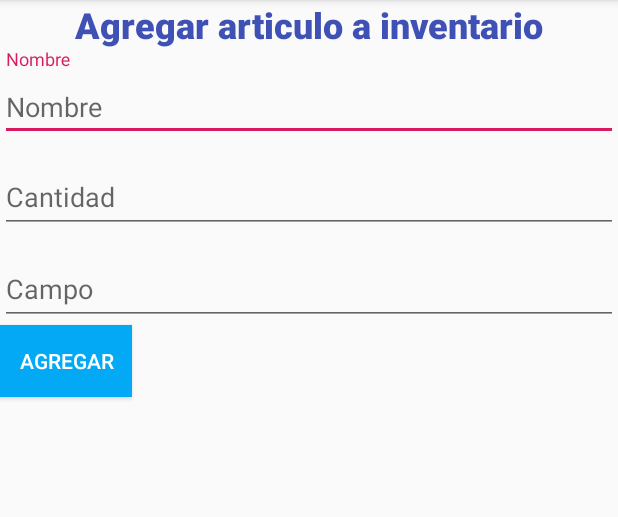
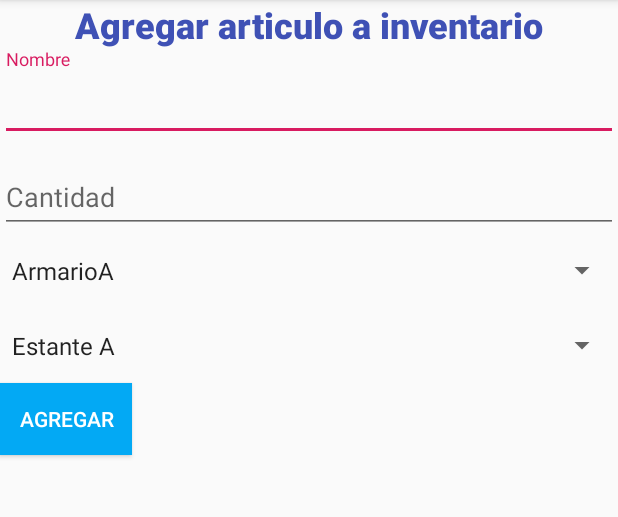
Before and after one commit to carum98/InventarioSkydata, an Android app: the Agregar_Activity screen opened directly, with no data from a screen before it, on a phone screen of 412 x 824 dp, the part 84-601 px from its top. Run offline under Robolectric (Android 15) with nearby library versions, the phone set to English and light mode, and no system bars; our stand-ins replace Firebase (no records; nobody signed in at launch, a user with empty details on screens opened directly).

Commit message:
Se cambia estructura de base de datos y activity de listado de inventario

```diff
--- a/app/src/main/java/com/example/inventarioskydata/Agregar_Activity.java
+++ b/app/src/main/java/com/example/inventarioskydata/Agregar_Activity.java
@@ -4,7 +4,9 @@ import androidx.appcompat.app.AppCompatActivity;
 
 import android.os.Bundle;
 import android.view.View;
+import android.widget.ArrayAdapter;
 import android.widget.EditText;
+import android.widget.Spinner;
 import android.widget.TextView;
 import android.widget.Toast;
 
@@ -19,6 +21,7 @@ public class Agregar_Activity extends AppCompatActivity {
 
     EditText nomI, cantI, campoI;
     TextView ID;
+    Spinner Armario, Estante;
 
     FirebaseDatabase firebaseDatabase;
     DatabaseReference databaseReference;
@@ -30,7 +33,16 @@ public class Agregar_Activity extends AppCompatActivity {
 
         nomI = (EditText) findViewById(R.id.nombre);
         cantI = (EditText) findViewById(R.id.cantidad);
-        campoI = (EditText) findViewById(R.id.campo);
+        Armario = (Spinner) findViewById(R.id.Armario);
+        Estante = (Spinner) findViewById(R.id.Estante);
+
+        ArrayAdapter<CharSequence> ArmarioAdapter = ArrayAdapter.createFromResource(this, R.array.armarios, android.R.layout.simple_spinner_item);
+        ArmarioAdapter.setDropDownViewResource(android.R.layout.simple_spinner_dropdown_item);
+        Armario.setAdapter(ArmarioAdapter);
+
+        ArrayAdapter<CharSequence> EstanteAdapter = ArrayAdapter.createFromResource(this, R.array.estantes, android.R.layout.simple_spinner_item);
+        EstanteAdapter.setDropDownViewResource(android.R.layout.simple_spinner_dropdown_item);
+        Estante.setAdapter(EstanteAdapter);
 
         inicializarFirebase();
 
@@ -46,18 +58,21 @@ public class Agregar_Activity extends AppCompatActivity {
     public void CrearInventario(View view) {
         String nombre = nomI.getText().toString();
         String cantidad = cantI.getText().toString();
-        String campo = campoI.getText().toString();
-        //String id = ID.getText().toString();
 
-        if (nombre.equals("") || cantidad.equals("") || campo.equals("")){
+        String armario = Armario.getSelectedItem().toString();
+        String estante = Estante.getSelectedItem().toString();
+
+        if (nombre.equals("") || cantidad.equals("")){
             validacion();
         }else {
             Inventario I = new Inventario();
             I.setNombre(nombre);
             I.setCantidad(Integer.parseInt(cantidad));
-            I.setCampo(campo);
+            I.setArmario(armario);
+            I.setEstante(estante);
             I.setId(UUID.randomUUID().toString());
-            databaseReference.child("Inventario").child(I.getId()).setValue(I);
+
+            databaseReference.child("Inventario").child(I.getArmario()).child(I.getEstante()).child(I.getId()).setValue(I);
             Toast.makeText(this, "Agregado al inventario", Toast.LENGTH_SHORT).show();
             limpiar();
         }
@@ -66,20 +81,16 @@ public class Agregar_Activity extends AppCompatActivity {
     public void limpiar() {
         nomI.setText("");
         cantI.setText("");
-        campoI.setText("");
     }
 
     public void validacion() {
         String nombre = nomI.getText().toString();
         String cantidad = cantI.getText().toString();
-        String campo = campoI.getText().toString();
 
         if (nombre.equals("")) {
             nomI.setError("Ingrese el nombre");
         } else if (cantidad.equals("")) {
             cantI.setError("Ingrese cantidad");
-        } else if (campo.equals("")) {
-            campoI.setError("Ingrese el campo");
         }
 
     }
--- a/app/src/main/res/layout/activity_agregar_.xml
+++ b/app/src/main/res/layout/activity_agregar_.xml
@@ -27,7 +27,6 @@
             android:layout_height="wrap_content"
             android:accessibilityHeading="true"
             android:ems="10"
-            android:hint="@string/nombre"
             android:importantForAutofill="no"
             android:inputType="text"
             android:paddingTop="15dp"
@@ -52,22 +51,32 @@
             tools:ignore="LabelFor" />
     </com.google.android.material.textfield.TextInputLayout>
 
-    <com.google.android.material.textfield.TextInputLayout
+    <!--<com.google.android.material.textfield.TextInputLayout-->
+        <!--android:layout_width="match_parent"-->
+        <!--android:layout_height="wrap_content"-->
+        <!--android:hint="@string/campo">-->
+
+        <!--<EditText-->
+            <!--android:id="@+id/campo"-->
+            <!--android:layout_width="match_parent"-->
+            <!--android:layout_height="wrap_content"-->
+            <!--android:ems="10"-->
+            <!--android:inputType="text"-->
+            <!--android:paddingTop="15dp"-->
+            <!--android:importantForAutofill="no"-->
+            <!--tools:targetApi="o"-->
+            <!--tools:ignore="LabelFor" />-->
+    <!--</com.google.android.material.textfield.TextInputLayout>-->
+
+    <Spinner
+        android:id="@+id/Armario"
         android:layout_width="match_parent"
-        android:layout_height="wrap_content"
-        android:hint="@string/campo">
+        android:layout_height="50sp" />
 
-        <EditText
-            android:id="@+id/campo"
-            android:layout_width="match_parent"
-            android:layout_height="wrap_content"
-            android:ems="10"
-            android:inputType="text"
-            android:paddingTop="15dp"
-            android:importantForAutofill="no"
-            tools:targetApi="o"
-            tools:ignore="LabelFor" />
-    </com.google.android.material.textfield.TextInputLayout>
+    <Spinner
+        android:id="@+id/Estante"
+        android:layout_width="match_parent"
+        android:layout_height="50sp" />
 
     <Button
         android:layout_width="wrap_content"
--- /dev/null
+++ b/app/src/main/res/values/Armarios.xml
@@ -0,0 +1,8 @@
+<?xml version="1.0" encoding="utf-8"?>
+<resources>
+    <string-array name="armarios">
+        <item>ArmarioA</item>
+        <item>ArmarioB</item>
+        <item>ArmarioC</item>
+    </string-array>
+</resources>
--- /dev/null
+++ b/app/src/main/res/values/Estante.xml
@@ -0,0 +1,14 @@
+<?xml version="1.0" encoding="utf-8"?>
+<resources>
+    <string-array name="estantes">
+        <item>Estante A</item>
+        <item>Estante B</item>
+        <item>Estante C</item>
+        <item>Estante D</item>
+        <item>Estante E</item>
+        <item>Estante F</item>
+        <item>Estante G</item>
+        <item>Estante H</item>
+        <item>Estante I</item>
+    </string-array>
+</resources>
```
Also changed, not shown: app/src/main/java/com/example/inventarioskydata/Inventario_Activity.java (+6 -4 lines), app/src/main/java/com/example/inventarioskydata/Listado_Activity.java (+48 -27 lines), app/src/main/java/com/example/inventarioskydata/Show_Activity.java (+3 -10 lines), app/src/main/java/com/example/inventarioskydata/model/Inventario.java (+18 -9 lines), app/src/main/res/layout/activity_listado_.xml (+52 -81 lines).
